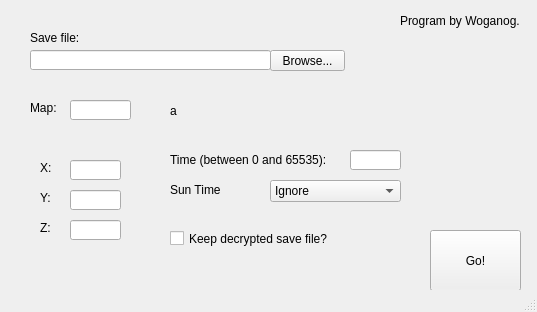
This is gui.ui in YKW-Modding/Yamba as Qt 5 draws it before an edit. The edited form follows.
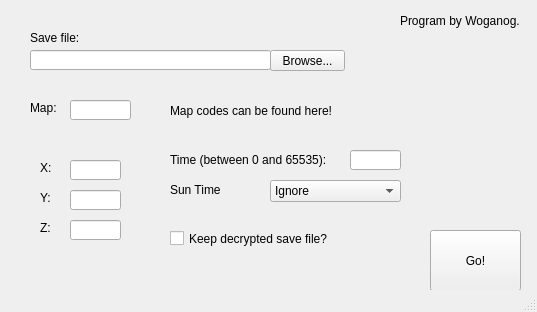
This is the edited form.

Diff of the .ui file:
```diff
--- a/gui.ui
+++ b/gui.ui
@@ -250,7 +250,7 @@
      </rect>
     </property>
     <property name="text">
-     <string>a</string>
+     <string>Map codes can be found here!</string>
     </property>
     <property name="openExternalLinks">
      <bool>true</bool>
```
Left out of the diff: 7 changed lines with no effect on the pictures.
